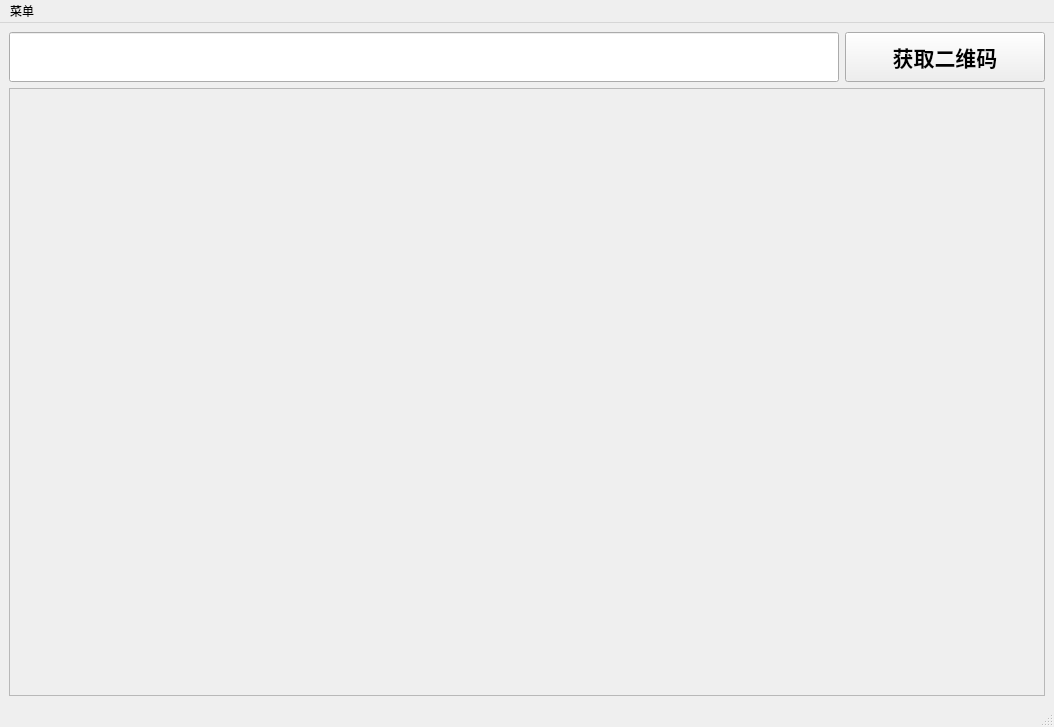
First picture: the form in mainwindow.ui, repository vst212/pk10, before the edit.
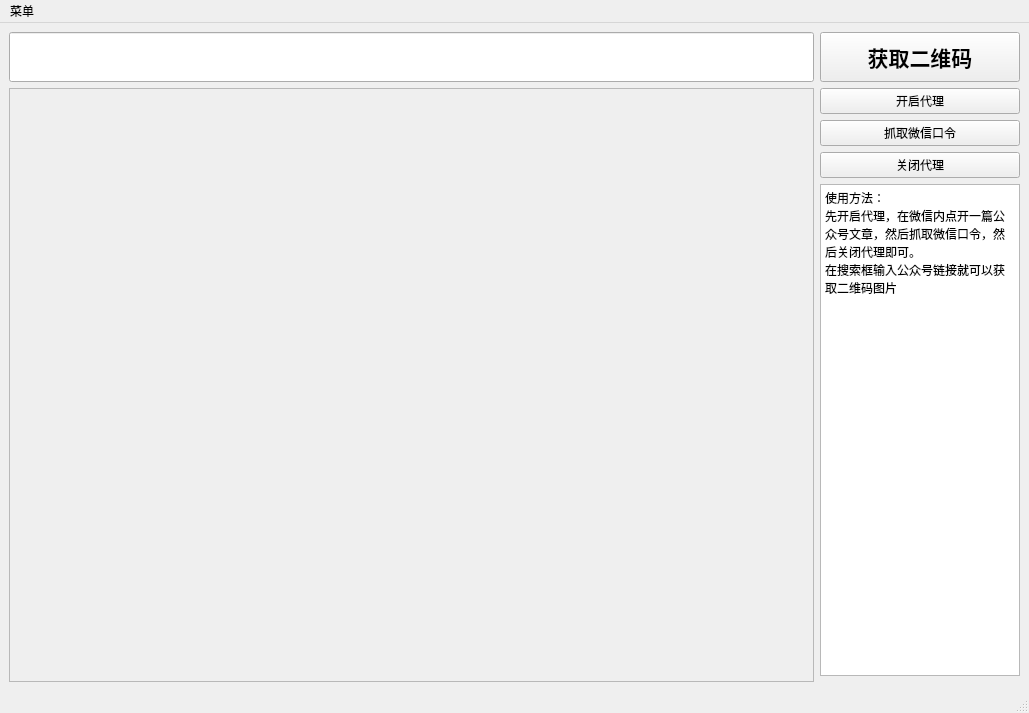
Second picture: the form after the edit.

The edit to the form file:
```diff
--- a/mainwindow.ui
+++ b/mainwindow.ui
@@ -6,8 +6,8 @@
    <rect>
     <x>0</x>
     <y>0</y>
-    <width>1054</width>
-    <height>727</height>
+    <width>1029</width>
+    <height>713</height>
    </rect>
   </property>
   <property name="windowTitle">
@@ -18,13 +18,24 @@
   </property>
   <widget class="QWidget" name="centralwidget">
    <layout class="QGridLayout" name="gridLayout_2">
-    <item row="0" column="0">
-     <widget class="QLineEdit" name="lineEdit">
-      <property name="minimumSize">
-       <size>
-        <width>0</width>
-        <height>50</height>
-       </size>
+    <item row="3" column="1">
+     <widget class="QPushButton" name="pushButton_2">
+      <property name="text">
+       <string>抓取微信口令</string>
+      </property>
+     </widget>
+    </item>
+    <item row="2" column="1">
+     <widget class="QPushButton" name="pushButton_3">
+      <property name="text">
+       <string>开启代理</string>
+      </property>
+     </widget>
+    </item>
+    <item row="4" column="1">
+     <widget class="QPushButton" name="pushButton_4">
+      <property name="text">
+       <string>关闭代理</string>
       </property>
      </widget>
     </item>
@@ -61,7 +72,7 @@
       </property>
      </widget>
     </item>
-    <item row="1" column="0" colspan="2">
+    <item row="2" column="0" rowspan="5">
      <widget class="QScrollArea" name="scrollArea">
       <property name="widgetResizable">
        <bool>true</bool>
@@ -71,24 +82,42 @@
         <rect>
          <x>0</x>
          <y>0</y>
-         <width>1034</width>
-         <height>606</height>
+         <width>803</width>
+         <height>592</height>
         </rect>
        </property>
-       <widget class="QWidget" name="gridLayoutWidget">
-        <property name="geometry">
-         <rect>
-          <x>0</x>
-          <y>0</y>
-          <width>1031</width>
-          <height>601</height>
-         </rect>
-        </property>
-        <layout class="QGridLayout" name="gridLayout"/>
-       </widget>
       </widget>
      </widget>
     </item>
+    <item row="0" column="0">
+     <widget class="QLineEdit" name="lineEdit">
+      <property name="minimumSize">
+       <size>
+        <width>0</width>
+        <height>50</height>
+       </size>
+      </property>
+     </widget>
+    </item>
+    <item row="5" column="1">
+     <widget class="QTextBrowser" name="textBrowser">
+      <property name="maximumSize">
+       <size>
+        <width>200</width>
+        <height>600</height>
+       </size>
+      </property>
+      <property name="html">
+       <string>&lt;!DOCTYPE HTML PUBLIC &quot;-//W3C//DTD HTML 4.0//EN&quot; &quot;http://www.w3.org/TR/REC-html40/strict.dtd&quot;&gt;
+&lt;html&gt;&lt;head&gt;&lt;meta name=&quot;qrichtext&quot; content=&quot;1&quot; /&gt;&lt;style type=&quot;text/css&quot;&gt;
+p, li { white-space: pre-wrap; }
+&lt;/style&gt;&lt;/head&gt;&lt;body style=&quot; font-family:'SimSun'; font-size:9pt; font-weight:400; font-style:normal;&quot;&gt;
+&lt;p style=&quot; margin-top:0px; margin-bottom:0px; margin-left:0px; margin-right:0px; -qt-block-indent:0; text-indent:0px;&quot;&gt;使用方法：&lt;/p&gt;
+&lt;p style=&quot; margin-top:0px; margin-bottom:0px; margin-left:0px; margin-right:0px; -qt-block-indent:0; text-indent:0px;&quot;&gt;先开启代理，在微信内点开一篇公众号文章，然后抓取微信口令，然后关闭代理即可。&lt;/p&gt;
+&lt;p style=&quot; margin-top:0px; margin-bottom:0px; margin-left:0px; margin-right:0px; -qt-block-indent:0; text-indent:0px;&quot;&gt;在搜索框输入公众号链接就可以获取二维码图片&lt;/p&gt;&lt;/body&gt;&lt;/html&gt;</string>
+      </property>
+     </widget>
+    </item>
    </layout>
   </widget>
   <widget class="QMenuBar" name="menubar">
@@ -96,7 +125,7 @@
     <rect>
      <x>0</x>
      <y>0</y>
-     <width>1054</width>
+     <width>1029</width>
      <height>23</height>
     </rect>
    </property>
```
